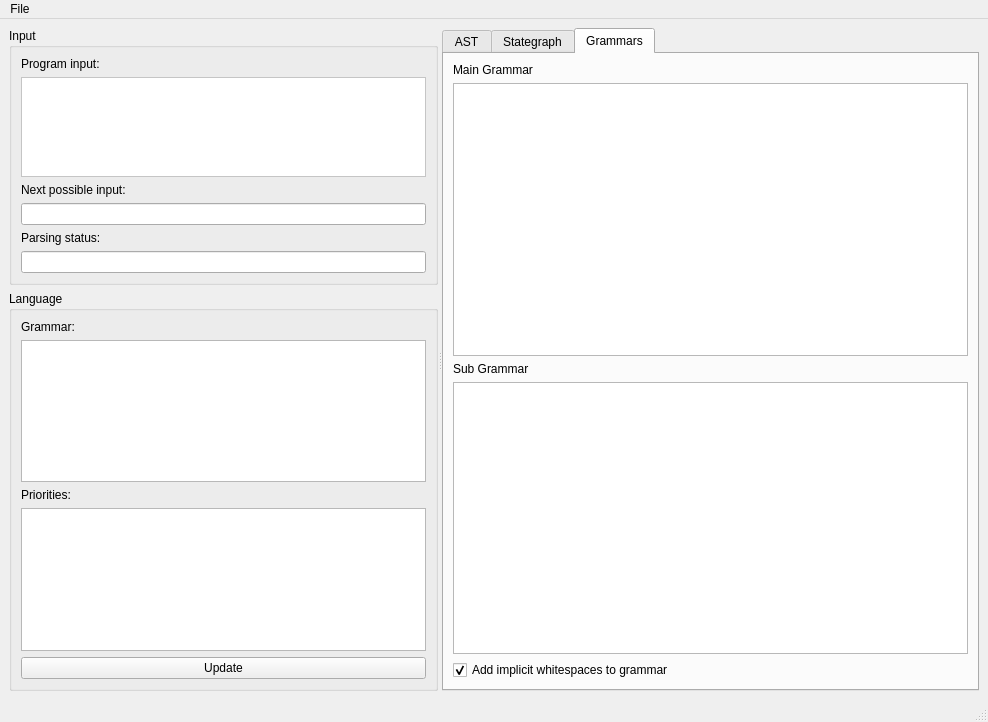
First picture: the form in node_editor/gui.ui, repository softdevteam/eco, before the edit.
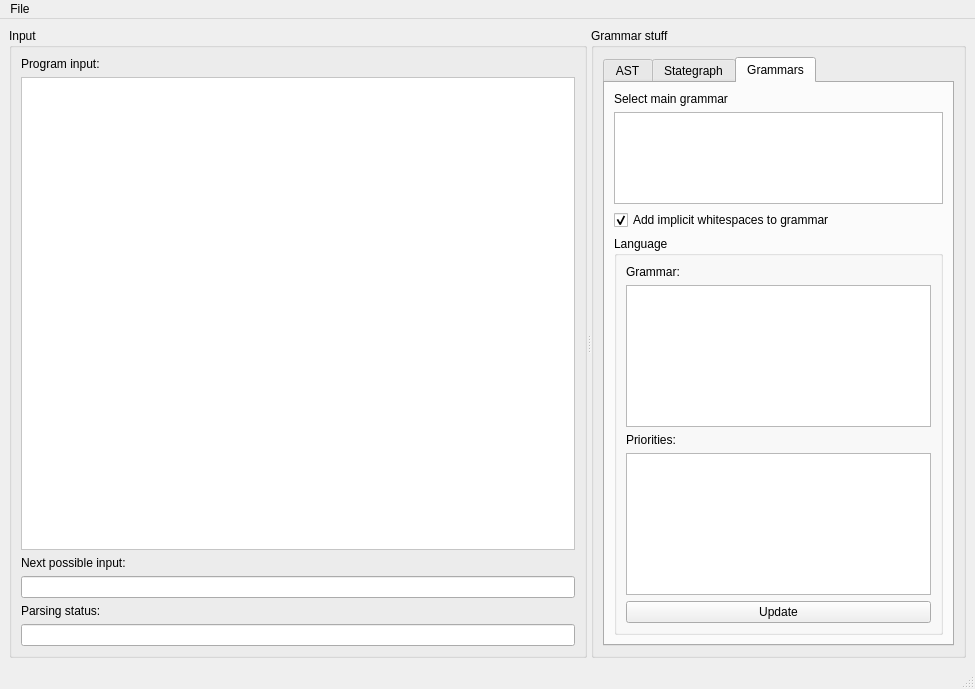
Second picture: the form after the edit. Custom widgets are drawn as their Qt base class.

Diff of the .ui file:
```diff
--- a/node_editor/gui.ui
+++ b/node_editor/gui.ui
@@ -6,8 +6,8 @@
    <rect>
     <x>0</x>
     <y>0</y>
-    <width>988</width>
-    <height>722</height>
+    <width>975</width>
+    <height>689</height>
    </rect>
   </property>
   <property name="sizePolicy">
@@ -20,16 +20,19 @@
    <string>MainWindow</string>
   </property>
   <widget class="QWidget" name="centralwidget">
-   <layout class="QHBoxLayout" name="horizontalLayout">
-    <item>
+   <layout class="QGridLayout" name="gridLayout">
+    <item row="0" column="0">
      <widget class="QSplitter" name="splitter">
       <property name="orientation">
        <enum>Qt::Horizontal</enum>
       </property>
-      <widget class="QWidget" name="layoutWidget">
-       <layout class="QVBoxLayout" name="verticalLayout">
-        <item>
          <widget class="QGroupBox" name="groupBox_2">
+       <property name="sizePolicy">
+        <sizepolicy hsizetype="Preferred" vsizetype="Preferred">
+         <horstretch>1</horstretch>
+         <verstretch>0</verstretch>
+        </sizepolicy>
+       </property>
           <property name="title">
            <string>Input</string>
           </property>
@@ -54,8 +57,14 @@
              </property>
              <property name="minimumSize">
               <size>
-               <width>100</width>
-               <height>100</height>
+            <width>0</width>
+            <height>0</height>
+           </size>
+          </property>
+          <property name="baseSize">
+           <size>
+            <width>0</width>
+            <height>0</height>
               </size>
              </property>
              <property name="palette">
@@ -161,45 +170,18 @@
            </item>
           </layout>
          </widget>
-        </item>
-        <item>
-         <widget class="QGroupBox" name="groupBox">
+      <widget class="QGroupBox" name="groupBox_3">
+       <property name="sizePolicy">
+        <sizepolicy hsizetype="Preferred" vsizetype="Preferred">
+         <horstretch>0</horstretch>
+         <verstretch>0</verstretch>
+        </sizepolicy>
+       </property>
           <property name="title">
-           <string>Language</string>
-          </property>
-          <layout class="QVBoxLayout" name="verticalLayout_2">
+        <string>Grammar stuff</string>
+       </property>
+       <layout class="QVBoxLayout" name="verticalLayout">
            <item>
-            <widget class="QLabel" name="label_4">
-             <property name="text">
-              <string>Grammar:</string>
-             </property>
-            </widget>
-           </item>
-           <item>
-            <widget class="QTextEdit" name="teGrammar"/>
-           </item>
-           <item>
-            <widget class="QLabel" name="label_5">
-             <property name="text">
-              <string>Priorities:</string>
-             </property>
-            </widget>
-           </item>
-           <item>
-            <widget class="QTextEdit" name="tePriorities"/>
-           </item>
-           <item>
-            <widget class="QPushButton" name="btUpdate">
-             <property name="text">
-              <string>Update</string>
-             </property>
-            </widget>
-           </item>
-          </layout>
-         </widget>
-        </item>
-       </layout>
-      </widget>
       <widget class="QTabWidget" name="tabWidget">
        <property name="currentIndex">
         <number>2</number>
@@ -283,23 +265,20 @@
          <item>
           <widget class="QLabel" name="label_6">
            <property name="text">
-            <string>Main Grammar</string>
+               <string>Select main grammar</string>
            </property>
           </widget>
          </item>
          <item>
-          <widget class="QListWidget" name="listWidget"/>
-         </item>
-         <item>
-          <widget class="QLabel" name="label_7">
-           <property name="text">
-            <string>Sub Grammar</string>
+             <widget class="QListWidget" name="listWidget">
+              <property name="sizePolicy">
+               <sizepolicy hsizetype="Minimum" vsizetype="Expanding">
+                <horstretch>0</horstretch>
+                <verstretch>0</verstretch>
+               </sizepolicy>
            </property>
           </widget>
          </item>
-         <item>
-          <widget class="QListWidget" name="listWidget_2"/>
-         </item>
          <item>
           <widget class="QCheckBox" name="cb_add_implicit_ws">
            <property name="text">
@@ -310,8 +289,67 @@
            </property>
           </widget>
          </item>
-        </layout>
-       </widget>
+            <item>
+             <widget class="QGroupBox" name="groupBox">
+              <property name="sizePolicy">
+               <sizepolicy hsizetype="Minimum" vsizetype="Preferred">
+                <horstretch>0</horstretch>
+                <verstretch>0</verstretch>
+               </sizepolicy>
+              </property>
+              <property name="title">
+               <string>Language</string>
+              </property>
+              <layout class="QVBoxLayout" name="verticalLayout_2">
+               <item>
+                <widget class="QLabel" name="label_4">
+                 <property name="text">
+                  <string>Grammar:</string>
+                 </property>
+                </widget>
+               </item>
+               <item>
+                <widget class="QTextEdit" name="teGrammar">
+                 <property name="sizePolicy">
+                  <sizepolicy hsizetype="Minimum" vsizetype="Expanding">
+                   <horstretch>0</horstretch>
+                   <verstretch>0</verstretch>
+                  </sizepolicy>
+                 </property>
+                </widget>
+               </item>
+               <item>
+                <widget class="QLabel" name="label_5">
+                 <property name="text">
+                  <string>Priorities:</string>
+                 </property>
+                </widget>
+               </item>
+               <item>
+                <widget class="QTextEdit" name="tePriorities">
+                 <property name="sizePolicy">
+                  <sizepolicy hsizetype="Minimum" vsizetype="Expanding">
+                   <horstretch>0</horstretch>
+                   <verstretch>0</verstretch>
+                  </sizepolicy>
+                 </property>
+                </widget>
+               </item>
+               <item>
+                <widget class="QPushButton" name="btUpdate">
+                 <property name="text">
+                  <string>Update</string>
+                 </property>
+                </widget>
+               </item>
+              </layout>
+             </widget>
+            </item>
+           </layout>
+          </widget>
+         </widget>
+        </item>
+       </layout>
       </widget>
      </widget>
     </item>
@@ -322,7 +360,7 @@
     <rect>
      <x>0</x>
      <y>0</y>
-     <width>988</width>
+     <width>975</width>
      <height>22</height>
     </rect>
    </property>
```
Left out of the diff: 18 changed lines with no effect on the pictures. Lines whose indentation alone changed are shown as unchanged.
